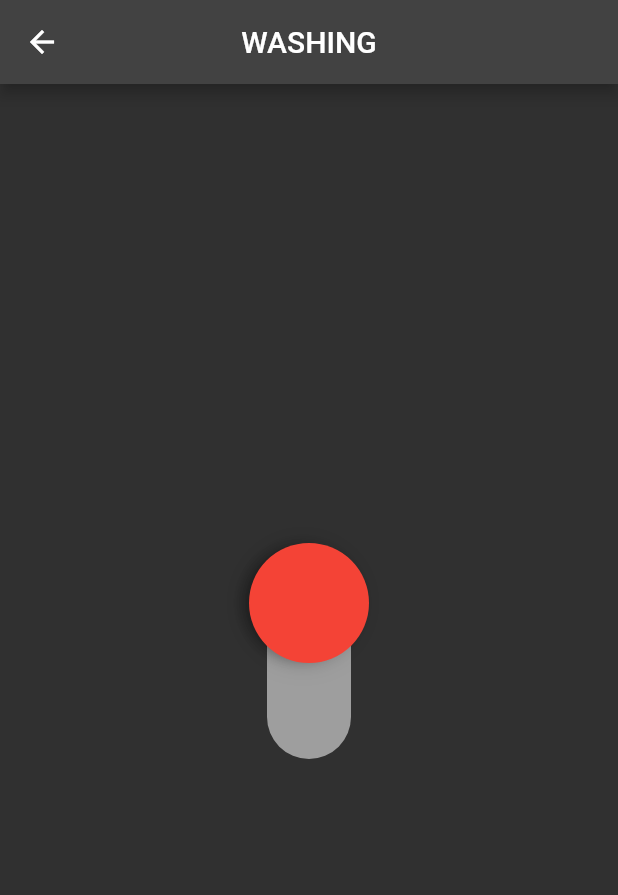
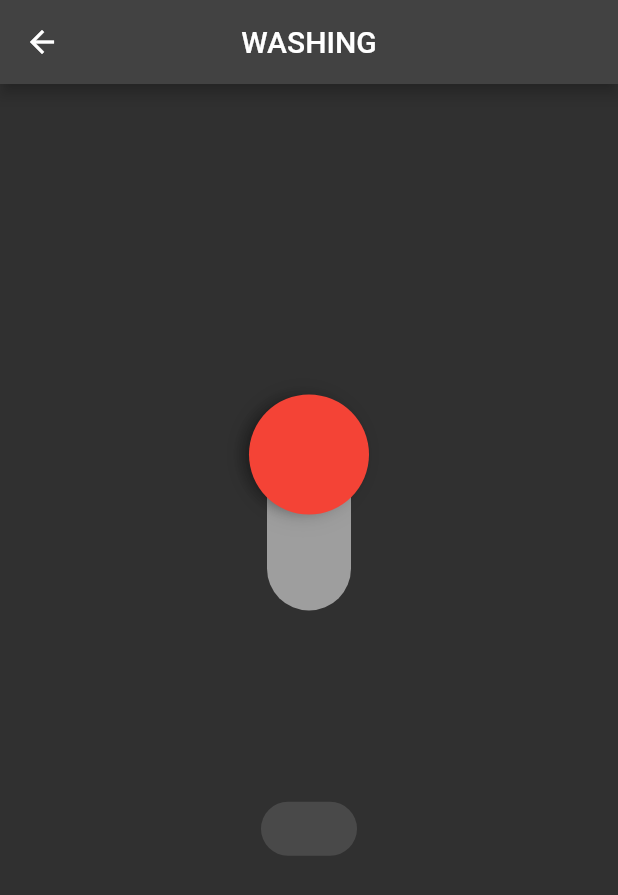
Before and after one commit to Chaaang/Thesis-mobileapp-final, a Flutter app: the Washing1 screen opened directly, on a phone screen of 412 x 824 dp. Shown: the top 895 px of the screen. Run offline on Flutter 3.47's test engine with Material 2 defaults, Android fonts, the phone set to English and light mode, and no system bars; our stand-ins replace firebase_core, firebase_database, percent_indicator; accounts and stored records are empty.

Commit message:
fix schedules.dart and added new button for wash

```diff
--- a/pigs/lib/main.dart
+++ b/pigs/lib/main.dart
@@ -1,7 +1,6 @@
 import 'package:firebase_core/firebase_core.dart';
 import 'package:flutter/material.dart';
 import 'package:pigs/screens/home.dart';
-import 'package:pigs/screens/schedules.dart';
 import 'package:pigs/screens/settings.dart';
 import 'image_banner.dart';
 
--- a/pigs/lib/screens/cage1/wash1.dart
+++ b/pigs/lib/screens/cage1/wash1.dart
@@ -12,6 +12,7 @@ class Washing1 extends StatefulWidget {
 
 class _Washing1State extends State<Washing1> {
   bool selected = false;
+  String option = "";
 
   @override
   Widget build(BuildContext context) {
@@ -24,7 +25,15 @@ class _Washing1State extends State<Washing1> {
           RotatedBox(
             quarterTurns: 1,
             child: buildSpecialAndroidSwitch(),
-          )
+          ),
+          SizedBox(height: 150),
+          ElevatedButton(
+              onPressed: null,
+              child: Text(option),
+              style: ElevatedButton.styleFrom(
+                  primary: Colors.pink,
+                  shape: RoundedRectangleBorder(
+                      borderRadius: BorderRadius.circular(50)))),
         ],
       )),
     );
@@ -43,8 +52,10 @@ class _Washing1State extends State<Washing1> {
               selected = value;
               if (selected == true) {
                 wash(true);
+                option = "ON";
               } else {
                 wash(false);
+                option = "OFF";
               }
             }),
           )));
--- a/pigs/lib/screens/feed_sched.dart
+++ b/pigs/lib/screens/feed_sched.dart
@@ -21,7 +21,6 @@ class _FeedScheduleState extends State<FeedSchedule> {
               setState(() {
                 timeOfDay = value!;
                 time_temp = timeOfDay.format(context).toString();
-                print(time_temp);
               })
             });
   }
```
Also changed, not shown: pigs/lib/screens/cage2/wash2.dart (+12 -1 lines), pigs/lib/screens/schedules.dart (+0 -18 lines), pigs/lib/screens/viewsched.dart (+14 -12 lines).
